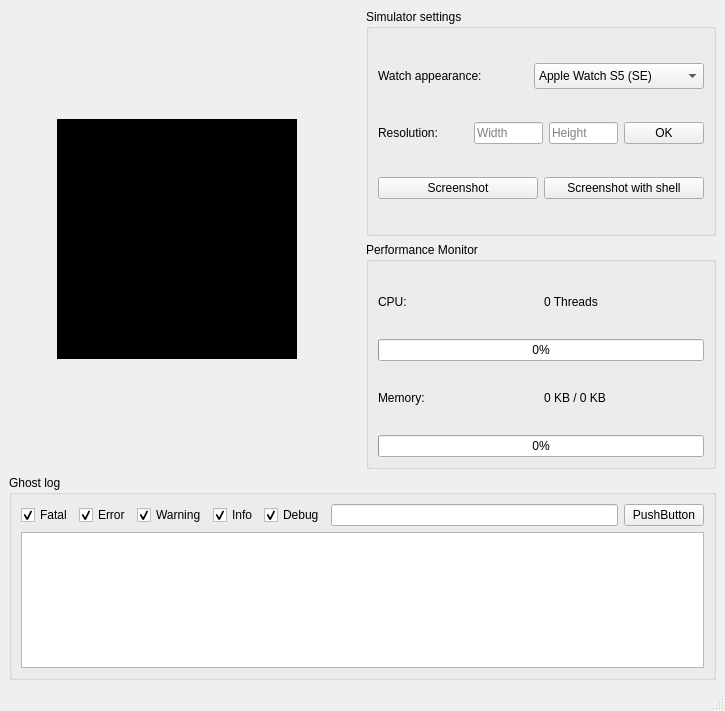
Qt form Ghost/Platforms/QtSimulator/Qt/Simulator.ui (h13-0/Ghost) before a commit.
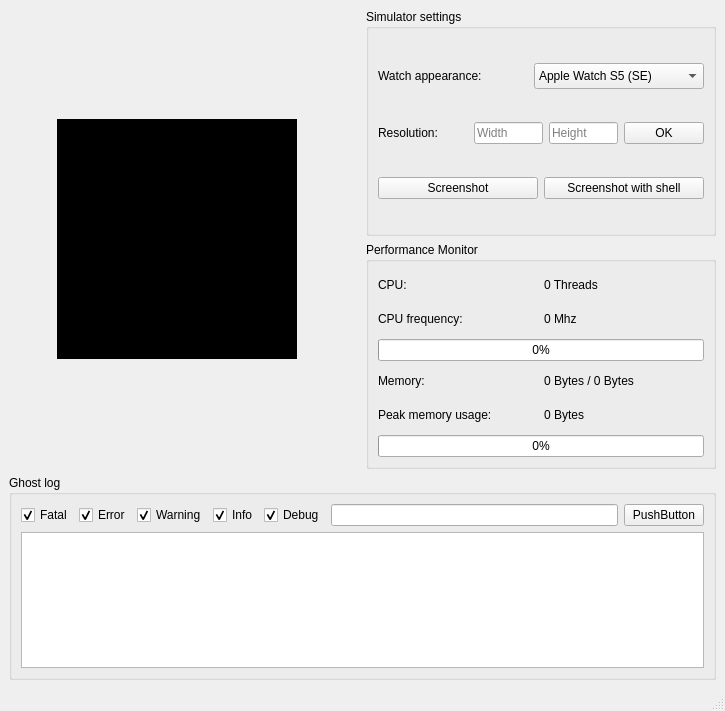
The same form after that commit. Icons and pictures are not drawn.

```diff
--- a/Ghost/Platforms/QtSimulator/Qt/Simulator.ui
+++ b/Ghost/Platforms/QtSimulator/Qt/Simulator.ui
@@ -304,6 +304,24 @@
                </item>
               </layout>
              </item>
+             <item>
+              <layout class="QHBoxLayout" name="horizontalLayout_9">
+               <item>
+                <widget class="QLabel" name="label_6">
+                 <property name="text">
+                  <string>CPU frequency:</string>
+                 </property>
+                </widget>
+               </item>
+               <item>
+                <widget class="QLabel" name="label_7">
+                 <property name="text">
+                  <string>0 Mhz</string>
+                 </property>
+                </widget>
+               </item>
+              </layout>
+             </item>
              <item>
               <widget class="QProgressBar" name="cpuUsageProgressBar">
                <property name="value">
@@ -329,7 +347,25 @@
                <item>
                 <widget class="QLabel" name="memoryUsageLabel">
                  <property name="text">
-                  <string>0 KB / 0 KB</string>
+                  <string>0 Bytes / 0 Bytes</string>
+                 </property>
+                </widget>
+               </item>
+              </layout>
+             </item>
+             <item>
+              <layout class="QHBoxLayout" name="horizontalLayout_8">
+               <item>
+                <widget class="QLabel" name="label_4">
+                 <property name="text">
+                  <string>Peak memory usage:</string>
+                 </property>
+                </widget>
+               </item>
+               <item>
+                <widget class="QLabel" name="peakMemoryUsageLabel">
+                 <property name="text">
+                  <string>0 Bytes</string>
                  </property>
                 </widget>
                </item>
```
Left out of the diff: 2 changed lines with no effect on the pictures.
